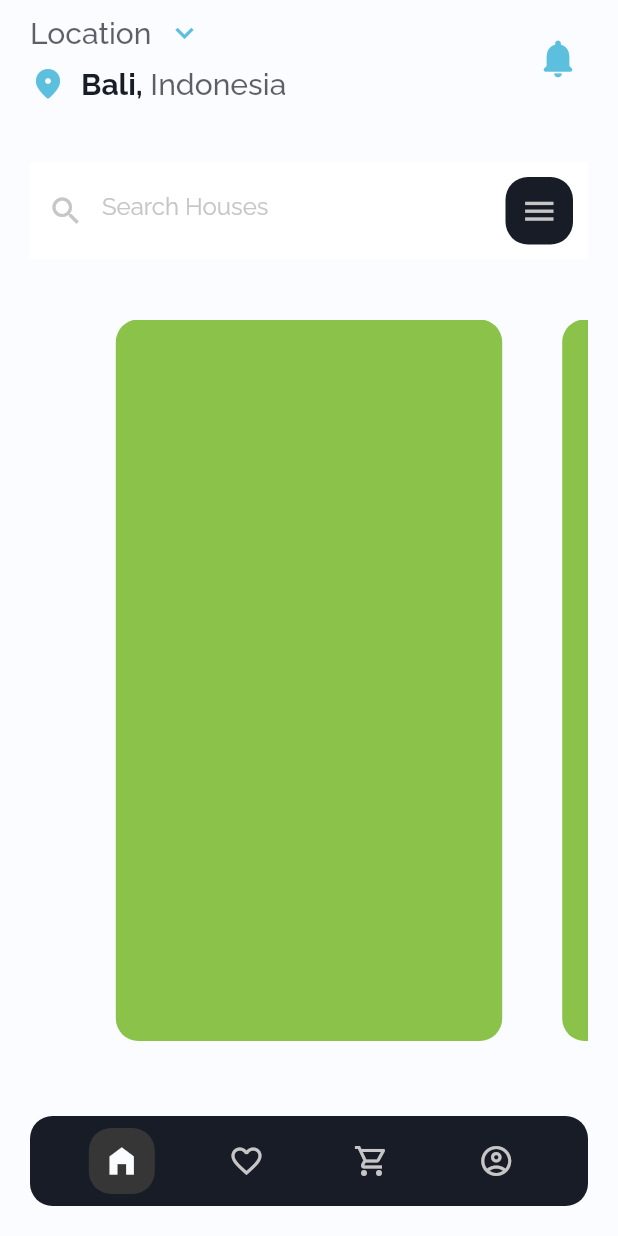
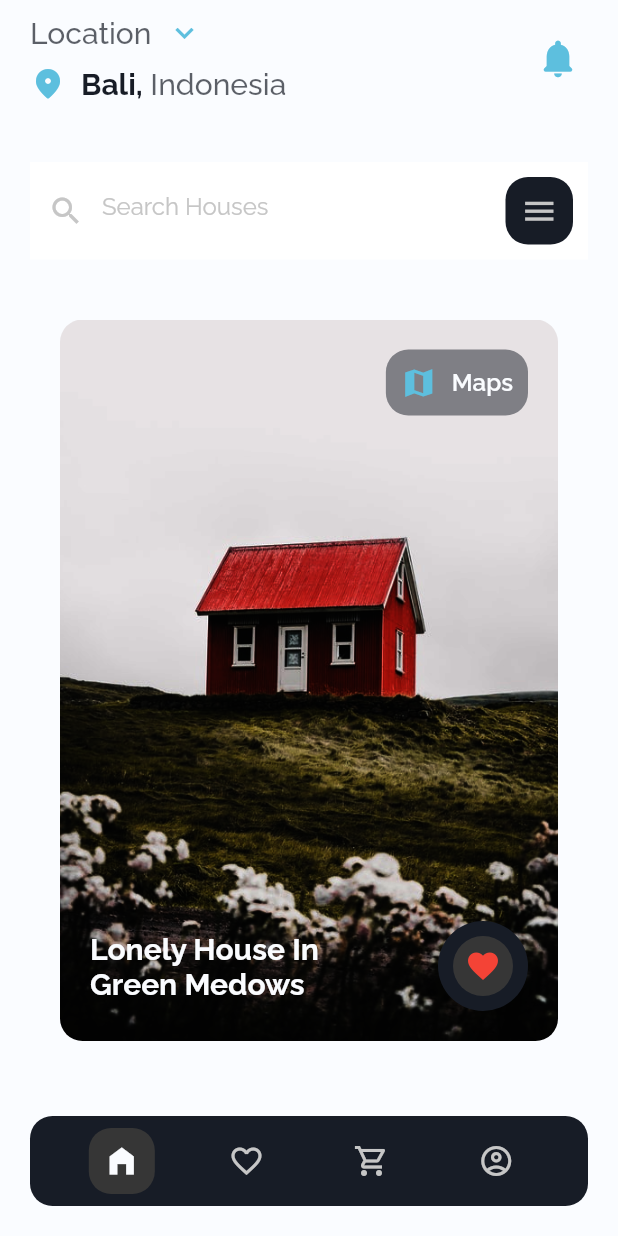
Before and after one commit to CharwekarAkshay/home-rent-flutter, a Flutter app: the screen it shows after launch, on a phone screen of 412 x 824 dp. Run offline on Flutter 3.47's test engine with Material 2 defaults, Android fonts, the phone set to English and light mode, and no system bars; our stand-ins replace google_fonts.

Commit message:
Card designing started

```diff
--- /dev/null
+++ b/lib/screens/home/components/favourite_button_component.dart
@@ -0,0 +1,55 @@
+import 'package:flutter/material.dart';
+
+import '../../../constants.dart';
+
+class FavouriteButtonComponent extends StatelessWidget {
+  const FavouriteButtonComponent({
+    Key? key,
+  }) : super(key: key);
+
+  @override
+  Widget build(BuildContext context) {
+    return Container(
+      height: 60,
+      width: 60,
+      child: Stack(
+        children: [
+          Container(
+            height: 60,
+            width: 60,
+            decoration: BoxDecoration(
+              color: fontColor,
+              shape: BoxShape.circle,
+            ),
+          ),
+          Align(
+            alignment: Alignment.center,
+            child: Container(
+              height: 40,
+              width: 40,
+              decoration: BoxDecoration(
+                color: secondaryBackgroundColor,
+                shape: BoxShape.circle,
+              ),
+            ),
+          ),
+          Align(
+            alignment: Alignment.center,
+            child: Container(
+              height: 30,
+              width: 30,
+              decoration: BoxDecoration(
+                color: Colors.transparent,
+                shape: BoxShape.circle,
+              ),
+              child: Icon(
+                Icons.favorite,
+                color: Colors.red,
+              ),
+            ),
+          )
+        ],
+      ),
+    );
+  }
+}
--- /dev/null
+++ b/lib/screens/home/components/location_description_component.dart
@@ -0,0 +1,31 @@
+import 'package:flutter/material.dart';
+
+import '../../../constants.dart';
+import 'favourite_button_component.dart';
+
+class LocationDescriptionComponent extends StatelessWidget {
+  const LocationDescriptionComponent({
+    Key? key,
+  }) : super(key: key);
+
+  @override
+  Widget build(BuildContext context) {
+    return Row(
+      children: [
+        Flexible(
+          child: Text(
+            "Lonely House In Green Medows",
+            softWrap: true,
+            style: TextStyle(
+              color: scaffoldColor,
+              fontSize: 20,
+              fontWeight: FontWeight.bold,
+            ),
+          ),
+        ),
+        SizedBox(width: defaultPadding),
+        FavouriteButtonComponent(),
+      ],
+    );
+  }
+}
--- a/lib/screens/home/components/location_detail_card_component.dart
+++ b/lib/screens/home/components/location_detail_card_component.dart
@@ -1,5 +1,9 @@
 import 'package:flutter/material.dart';
 import 'package:room_rent/constants.dart';
+
+import 'favourite_button_component.dart';
+import 'location_description_component.dart';
+import 'maps_finder_button_component.dart';
 
 class LocationDetailCardComponent extends StatefulWidget {
   const LocationDetailCardComponent({
@@ -18,7 +22,7 @@ class _LocationDetailCardComponentState
   @override
   void initState() {
     super.initState();
-    _pageController = PageController(viewportFraction: 0.8);
+    _pageController = PageController(viewportFraction: 1);
   }
 
   @override
@@ -36,11 +40,37 @@ class _LocationDetailCardComponentState
         itemCount: 4,
         itemBuilder: (context, index) {
           return Container(
-            width: size.width * 0.8,
             margin: const EdgeInsets.symmetric(horizontal: defaultPadding),
+            padding: const EdgeInsets.symmetric(
+              vertical: defaultPadding,
+              horizontal: defaultPadding,
+            ),
             decoration: BoxDecoration(
-              color: Colors.lightGreen,
+              image: DecorationImage(
+                image: AssetImage("assets/images/dummy_home.jpg"),
+                fit: BoxFit.cover,
+                colorFilter: ColorFilter.srgbToLinearGamma(),
+              ),
               borderRadius: BorderRadius.circular(15),
+            ),
+            child: Column(
+              mainAxisAlignment: MainAxisAlignment.spaceBetween,
+              children: [
+                Row(
+                  mainAxisAlignment: MainAxisAlignment.end,
+                  children: [
+                    Container(
+                      padding: const EdgeInsets.all(defaultPadding / 2),
+                      decoration: BoxDecoration(
+                        color: fontColor.withOpacity(0.5),
+                        borderRadius: BorderRadius.circular(15),
+                      ),
+                      child: MapsFinderButtonComponent(),
+                    )
+                  ],
+                ),
+                LocationDescriptionComponent(),
+              ],
             ),
           );
         },
--- /dev/null
+++ b/lib/screens/home/components/maps_finder_button_component.dart
@@ -0,0 +1,32 @@
+import 'package:flutter/material.dart';
+
+import '../../../constants.dart';
+
+class MapsFinderButtonComponent extends StatelessWidget {
+  const MapsFinderButtonComponent({
+    Key? key,
+  }) : super(key: key);
+
+  @override
+  Widget build(BuildContext context) {
+    return Row(
+      children: [
+        Icon(
+          Icons.map_sharp,
+          color: iconColor,
+        ),
+        SizedBox(
+          width: defaultPadding / 2,
+        ),
+        Text(
+          "Maps",
+          style: TextStyle(
+            color: scaffoldColor,
+            fontSize: 16,
+            fontWeight: FontWeight.w600,
+          ),
+        )
+      ],
+    );
+  }
+}
--- a/pubspec.yaml
+++ b/pubspec.yaml
@@ -46,9 +46,8 @@ flutter:
   uses-material-design: true
 
   # To add assets to your application, add an assets section, like this:
-  # assets:
-  #   - images/a_dot_burr.jpeg
-  #   - images/a_dot_ham.jpeg
+  assets:
+    - assets/images/
 
   # An image asset can refer to one or more resolution-specific "variants", see
   # https://flutter.dev/assets-and-images/#resolution-aware.
```
Also changed, not shown: assets/images/dummy_home.jpg (added).
